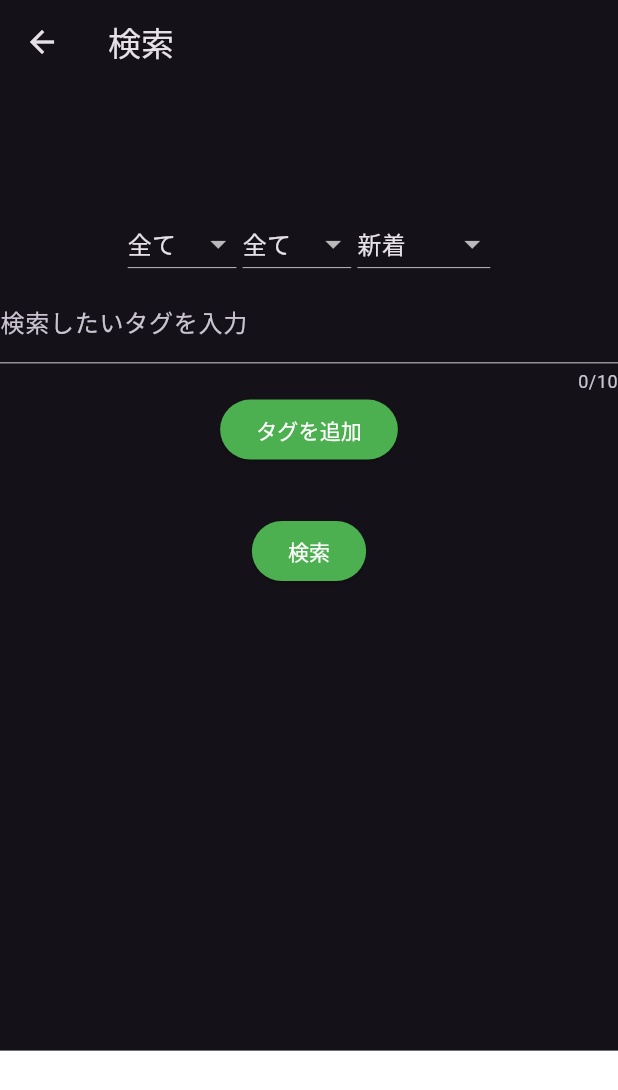
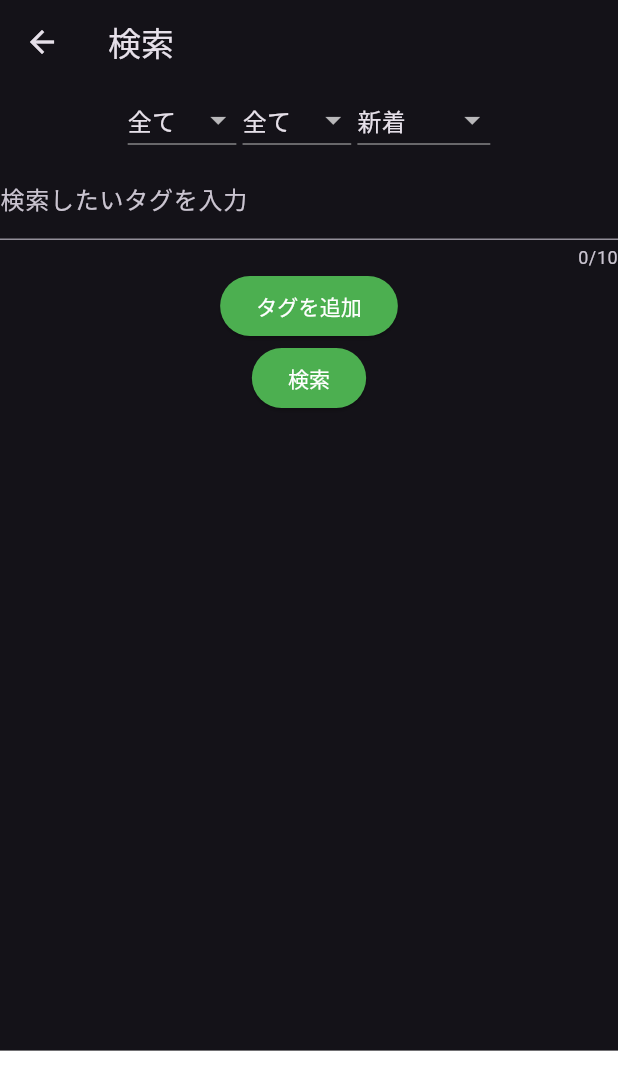
Before and after one commit to mumumu3560/share_your_q, a Flutter app: the screen it shows once a user with an empty profile is signed in, in the side drawer, after a tap on "問題を探す", on a phone screen of 412 x 824 dp. Shown: the top 1090 px of the screen. Run offline on Flutter 3.47's test engine with Material 3 defaults, Android fonts, the phone set to English and light mode, and no system bars; our stand-ins replace email_validator, file_picker, fl_chart, flutter_dotenv, flutter_rating_bar, flutter_riverpod and 3 more; accounts and stored records are empty; statements that could not run were skipped.

Commit message:
細かいレイアウト変更

```diff
--- a/lib/pages/search_page/search_page.dart
+++ b/lib/pages/search_page/search_page.dart
@@ -118,7 +118,7 @@ class _SearchPageState extends State<SearchPage> {
 
               children: [
 
-                SizedBox(height: SizeConfig.blockSizeVertical! * 10,),
+                //SizedBox(height: SizeConfig.blockSizeVertical! * 10,),
 
                 // レベルとジャンルの横並び
                 Row(
@@ -210,7 +210,7 @@ class _SearchPageState extends State<SearchPage> {
                   child: Text("タグを追加"),
                 ),
 
-                SizedBox(height: SizeConfig.blockSizeVertical! * 2,),
+                //SizedBox(height: SizeConfig.blockSizeVertical! * 2,),
 
                 Wrap(
                   children: tags
@@ -225,7 +225,7 @@ class _SearchPageState extends State<SearchPage> {
                 .toList(),
                 ),
 
-                SizedBox(height: SizeConfig.blockSizeVertical! * 2,),
+                //SizedBox(height: SizeConfig.blockSizeVertical! * 2,),
 
                 ElevatedButton(
                   onPressed:(){
```
